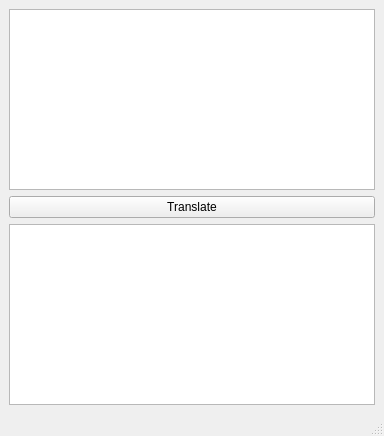
Above: design.ui from SlowKiller/RLE_translator before the change. Below: the same form after it.
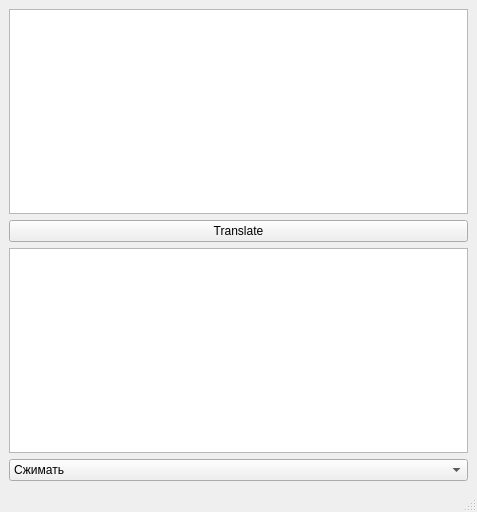
That is the form after the change.

Commit message: Добавлен в дизайн виджет ComboBox для выбора направления кодирования.

Diff of the .ui file:
```diff
--- a/design.ui
+++ b/design.ui
@@ -6,8 +6,8 @@
    <rect>
     <x>0</x>
     <y>0</y>
-    <width>384</width>
-    <height>436</height>
+    <width>477</width>
+    <height>512</height>
    </rect>
   </property>
   <property name="windowTitle">
@@ -31,6 +31,20 @@
     <item>
      <widget class="QTextEdit" name="OutText"/>
     </item>
+    <item>
+     <widget class="QComboBox" name="Direction">
+      <item>
+       <property name="text">
+        <string>Сжимать</string>
+       </property>
+      </item>
+      <item>
+       <property name="text">
+        <string>Разжимать</string>
+       </property>
+      </item>
+     </widget>
+    </item>
    </layout>
   </widget>
   <widget class="QMenuBar" name="menuBar">
```
Left out of the diff: 12 changed lines with no effect on the pictures. The commit also changes 1 other file.
